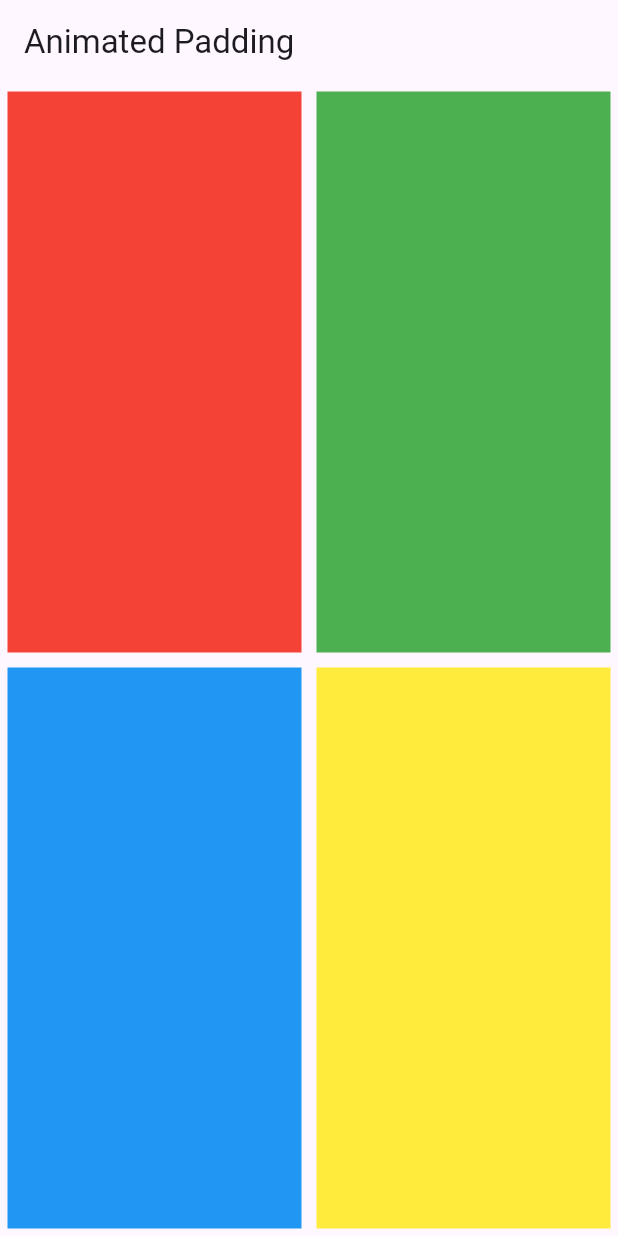
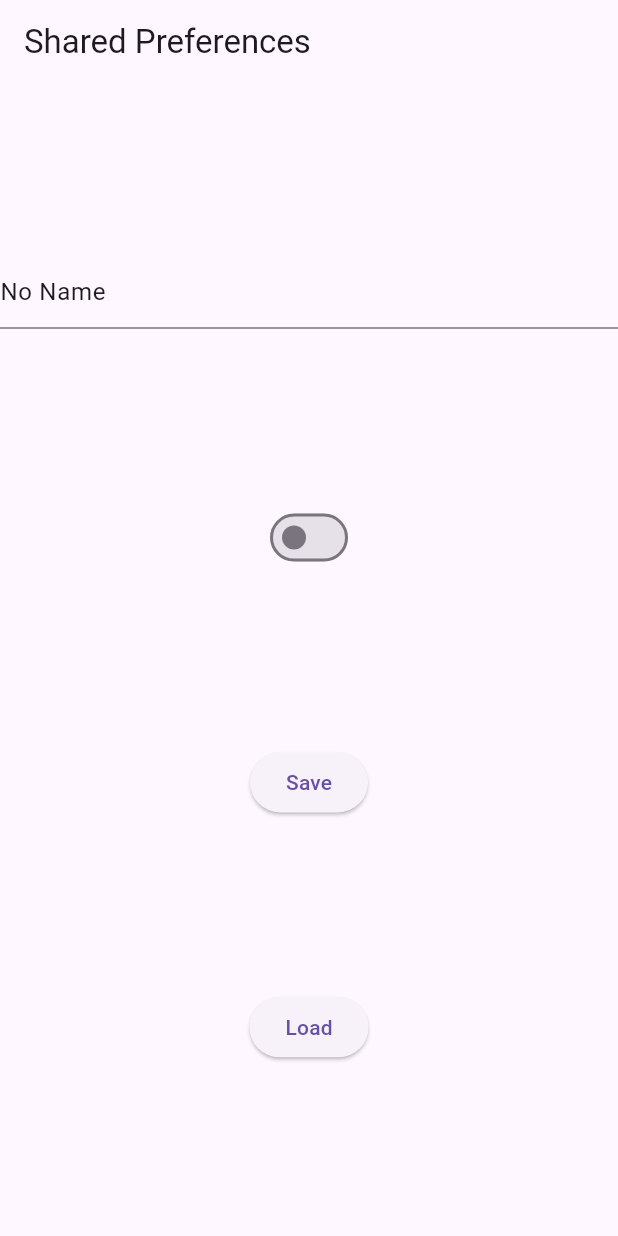
Before and after one commit to diasoy/flutter_study, a Flutter app: the screen it shows after launch, on a phone screen of 412 x 824 dp. Run offline on Flutter 3.47's test engine with Material 3 defaults, Android fonts, the phone set to English and light mode, and no system bars; our stand-ins replace shared_preferences.

Commit message:
shared preferences

```diff
--- a/lib/main.dart
+++ b/lib/main.dart
@@ -1,85 +1,85 @@
+// ignore_for_file: prefer_const_constructors_in_immutables
+
 import 'package:flutter/material.dart';
+import 'package:shared_preferences/shared_preferences.dart';
 
 void main() {
-  runApp(const MyApp());
+  runApp(MyApp());
 }
 
 class MyApp extends StatefulWidget {
-  const MyApp({super.key});
+  const MyApp({Key? key}) : super(key: key);
 
   @override
   State<MyApp> createState() => _MyAppState();
 }
 
 class _MyAppState extends State<MyApp> {
-  double myPadding = 5;
+  TextEditingController controller = TextEditingController(text: 'No Name');
+  bool isOn = false;
+
+  void saveData() async {
+    SharedPreferences prefs = await SharedPreferences.getInstance();
+    prefs.setString('name', controller.text);
+    prefs.setBool('isOn', isOn);
+  }
+
+  void loadData() async {
+    SharedPreferences prefs = await SharedPreferences.getInstance();
+    setState(() {
+      controller.text = prefs.getString('name') ?? 'No Name';
+      isOn = prefs.getBool('isOn') ?? false;
+    });
+  }
+
+  Future<String> getName() async {
+    SharedPreferences prefs = await SharedPreferences.getInstance();
+    return prefs.getString('name') ?? 'No Name';
+  }
+
+  Future<bool> getIsOn() async {
+    SharedPreferences prefs = await SharedPreferences.getInstance();
+    return prefs.getBool('isOn') ?? false;
+  }
 
   @override
   Widget build(BuildContext context) {
     return MaterialApp(
       home: Scaffold(
         appBar: AppBar(
-        title: const Text('Animated Padding'),
+          title: const Text('Shared Preferences'),
         ),
-      body: Column(
+        body: Center(
+          child: Column(
+            mainAxisAlignment: MainAxisAlignment.spaceEvenly,
             children: <Widget>[
-          Flexible(
-            child: Row(
-              children: <Widget>[
-                Flexible(
-                    flex: 1,
-                    child: AnimatedPadding(
-                      duration: const Duration(seconds: 1),
-                      padding: EdgeInsets.all(myPadding),
-                      child: GestureDetector(
-                        onTap: () {
+              TextField(
+                controller: controller,
+              ),
+              Switch(
+                value: isOn,
+                onChanged: (value) {
                   setState(() {
-                            myPadding = myPadding == 5 ? 20 : 5;
+                    isOn = value;
                   });
                 },
-                        child: Container(
-                          color: Colors.red,
               ),
+              ElevatedButton(
+                onPressed: () {
+                  saveData();
+                },
+                child: const Text('Save'),
               ),
-                    )),
-                Flexible(
-                    flex: 1,
-                    child: AnimatedPadding(
-                      duration: const Duration(seconds: 1),
-                      padding: EdgeInsets.all(myPadding),
-                      child: Container(
-                        color: Colors.green,
-                      ),
-                    ))
+              ElevatedButton(
+                onPressed: () {
+                  loadData();
+                },
+                child: const Text('Load'),
+              )
             ],
           ),
         ),
-          Flexible(
-            child: Row(
-              children: <Widget>[
-                Flexible(
-                    flex: 1,
-                    child: AnimatedPadding(
-                      duration: const Duration(seconds: 1),
-                      padding: EdgeInsets.all(myPadding),
-                      child: Container(
-                        color: Colors.blue,
       ),
-                    )),
-                Flexible(
-                    flex: 1,
-                    child: AnimatedPadding(
-                      duration: const Duration(seconds: 1),
-                      padding: EdgeInsets.all(myPadding),
-                      child: Container(
-                        color: Colors.yellow,
-                      ),
-                    ))
-              ],
-            ),
-          ),
-        ],
-      ),
-    ));
+    );
   }
 }
```
Also changed, not shown: pubspec.yaml (+8 -8 lines), pubspec.lock, 1 other file. Lines whose indentation alone changed are shown as unchanged.
